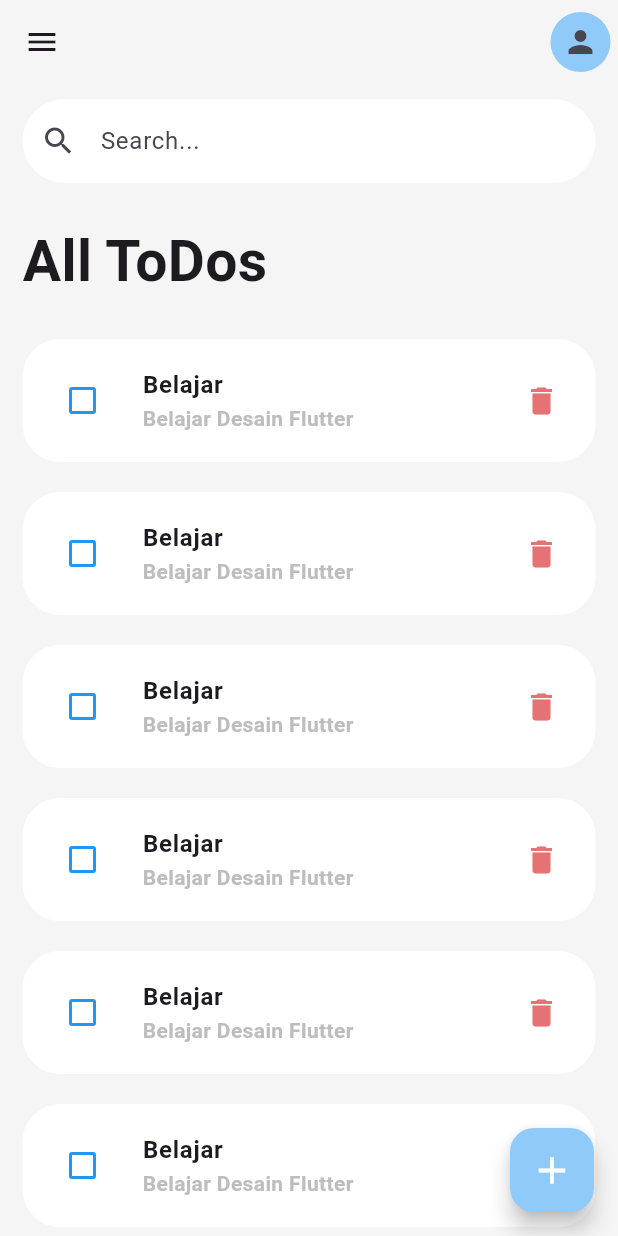
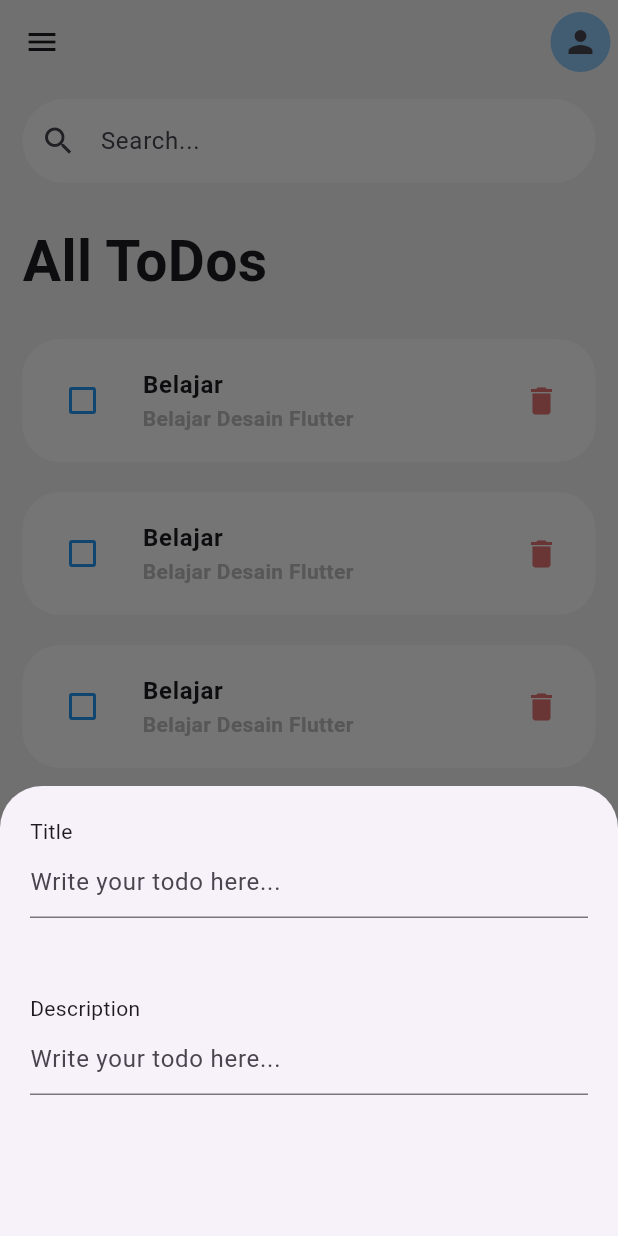
Before and after one commit to wandi1209/wri_mobile, a Flutter app: the screen it shows after launch, after a tap on the "add" icon, on a phone screen of 412 x 824 dp. Run offline on Flutter 3.47's test engine with Material 3 defaults, Android fonts, the phone set to English and light mode, and no system bars.

Commit message:
create modal for add todo

```diff
--- a/lib/home_screen.dart
+++ b/lib/home_screen.dart
@@ -1,4 +1,5 @@
 import 'package:flutter/material.dart';
+import 'package:wri_mobile/modals/add_todo.dart';
 
 class HomeScreen extends StatefulWidget {
   const HomeScreen({super.key});
@@ -9,13 +10,33 @@ class HomeScreen extends StatefulWidget {
 
 class _HomeScreenState extends State<HomeScreen> {
   List<bool> checkedList = List.generate(100, (index) => false);
+  Map<String, dynamic> todosData = {};
+
+  void addTodoModal() {
+    showModalBottomSheet(
+      context: context,
+      isScrollControlled: true,
+      builder: (context) {
+        return Padding(
+          padding: MediaQuery.of(context).viewInsets,
+          child: Container(
+            padding: EdgeInsets.all(20),
+            height: 300,
+            child: AddTodo(),
+          ),
+        );
+      },
+    );
+  }
+
+  void addTodo() {}
 
   @override
   Widget build(BuildContext context) {
     return Scaffold(
       floatingActionButton: FloatingActionButton(
         backgroundColor: Colors.blue[200],
-        onPressed: () {},
+        onPressed: addTodoModal,
         child: Icon(
           Icons.add,
           size: 30,
--- /dev/null
+++ b/lib/modals/add_todo.dart
@@ -0,0 +1,32 @@
+import 'package:flutter/material.dart';
+
+class AddTodo extends StatefulWidget {
+  const AddTodo({super.key});
+
+  @override
+  State<AddTodo> createState() => _AddTodoState();
+}
+
+class _AddTodoState extends State<AddTodo> {
+  @override
+  Widget build(BuildContext context) {
+    return Column(
+      crossAxisAlignment: CrossAxisAlignment.start,
+      children: [
+        Text("Title"),
+        TextField(
+          decoration: InputDecoration(
+            hintText: "Write your todo here...",
+          ),
+        ),
+        SizedBox(height: 50),
+        Text("Description"),
+        TextField(
+          decoration: InputDecoration(
+            hintText: "Write your todo here...",
+          ),
+        ),
+      ],
+    );
+  }
+}
```
